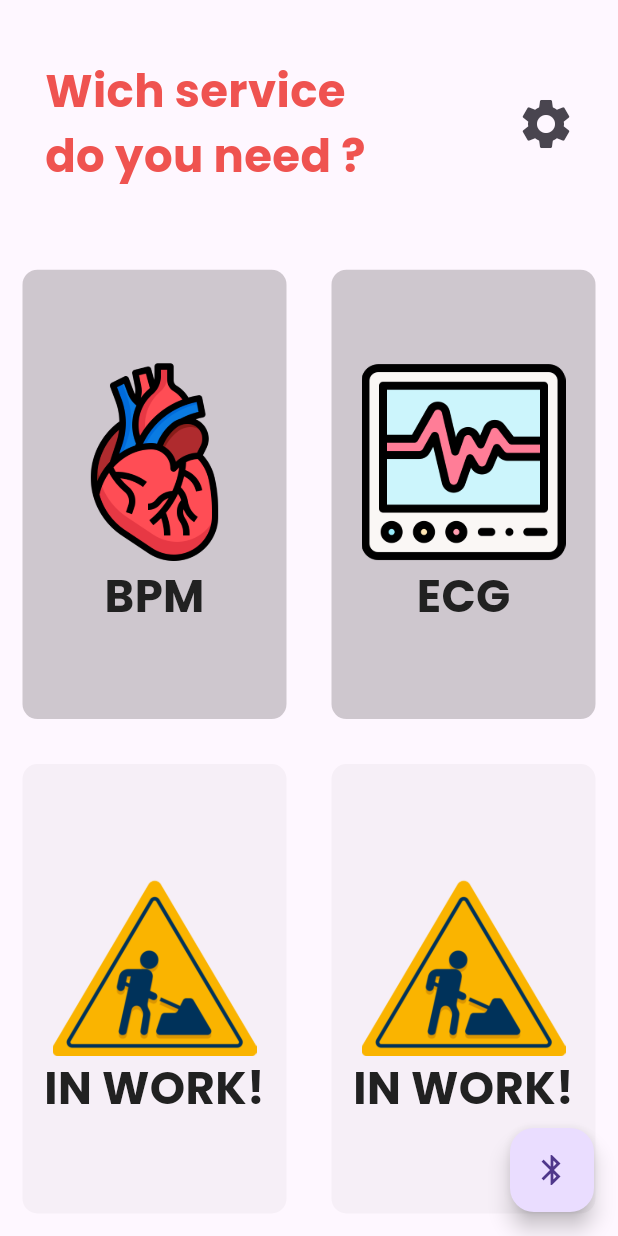
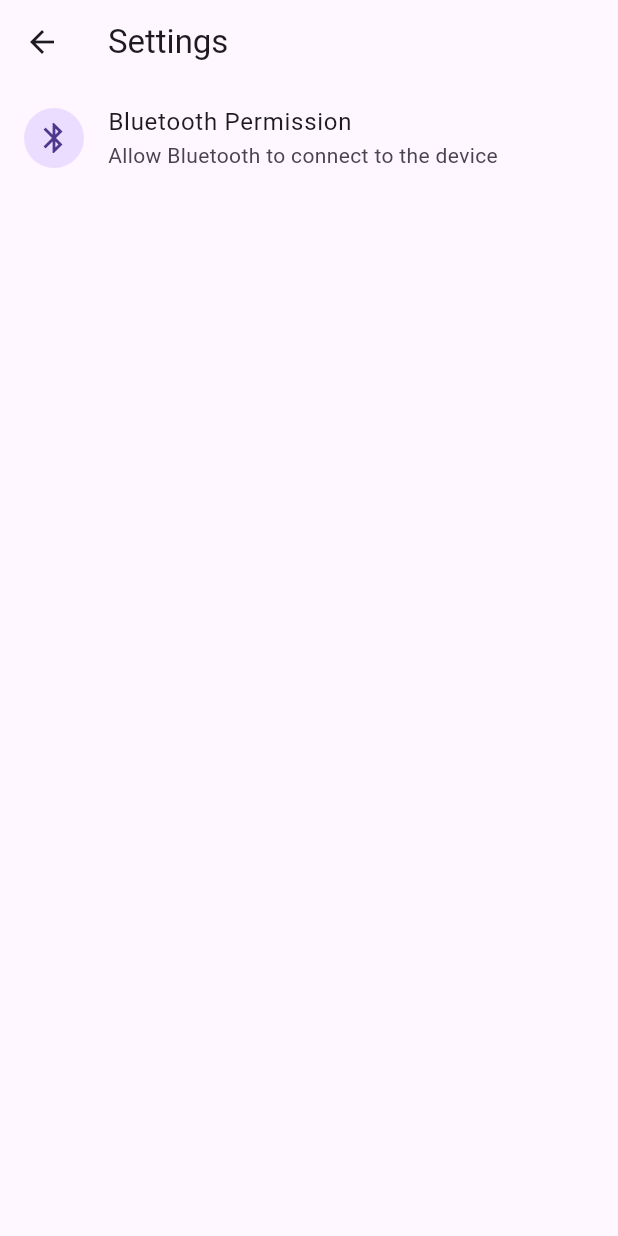
Before and after one commit to Luka29n/stethoscope, a Flutter app: the screen it shows after launch, after a tap on the "settings" icon, on a phone screen of 412 x 824 dp. Run offline on Flutter 3.47's test engine with Material 3 defaults, Android fonts, the light colour scheme and no system bars; our stand-ins replace flutter_blue_plus, google_fonts, permission_handler.

Commit message:
add ble connection feature

```diff
--- a/lib/main.dart
+++ b/lib/main.dart
@@ -1,5 +1,9 @@
 import 'package:flutter/material.dart';
 import 'package:google_fonts/google_fonts.dart';
+import 'package:flutter_blue_plus/flutter_blue_plus.dart';
+import 'package:permission_handler/permission_handler.dart';
+import 'utils.dart';
+
 
 void main() {
   runApp(const MyApp());
@@ -41,7 +45,16 @@ class HomePage extends StatelessWidget {
                   ),
                 Padding(
                   padding: const EdgeInsets.only(right: 20),
-                  child: IconButton(onPressed:() => print("hte"), icon: const Icon(Icons.settings),iconSize: 40,),
+                  child: IconButton(
+                    onPressed: () {
+                      Navigator.push(
+                        context,
+                        MaterialPageRoute(builder: (context) => const SettingsPage()),
+                      );
+                    },
+                    icon: const Icon(Icons.settings),
+                    iconSize: 40,
+                  ),
                 )
               ],
             )),
@@ -170,9 +183,149 @@ class HomePage extends StatelessWidget {
         ],
       ),
       floatingActionButton: FloatingActionButton(
-        child: const Icon(Icons.bluetooth,),
-        onPressed: () => print("reg"),
+        child: const Icon(Icons.bluetooth),
+        onPressed: () {
+          Navigator.push(
+            context,
+            MaterialPageRoute(builder: (context) => BluetoothPairPage()),
+          );
+        },
       ),
     );
   }
 }
+
+
+
+class BluetoothPairPage extends StatefulWidget {
+  const BluetoothPairPage({Key? key}) : super(key: key);
+
+  @override
+  _BluetoothPairPageState createState() => _BluetoothPairPageState();
+}
+
+class _BluetoothPairPageState extends State<BluetoothPairPage> {
+  List<ScanResult> _scanResults = [];
+  bool _isScanning = false;
+
+  @override
+  void initState() {
+    super.initState();
+    _startScan();
+  }
+
+  void _startScan() async {
+    setState(() {
+      _isScanning = true;
+      _scanResults.clear();
+    });
+
+    try {
+      await FlutterBluePlus.startScan(timeout: Duration(seconds: 4));
+      FlutterBluePlus.scanResults.listen((results) {
+        setState(() {
+          _scanResults = results;
+        });
+      });
+    } catch (e) {
+      print('Error starting scan: $e');
+    }
+
+    setState(() {
+      _isScanning = false;
+    });
+  }
+
+  void _connectToDevice(BluetoothDevice device) async {
+    try {
+      await device.connect();
+      ScaffoldMessenger.of(context).showSnackBar(
+        SnackBar(content: Text("Connected to ${device.name}")),
+      );
+    } catch (e) {
+      print('Error connecting to device: $e');
+      ScaffoldMessenger.of(context).showSnackBar(
+        SnackBar(content: Text("Failed to connect to ${device.name}")),
+      );
+    }
+  }
+
+  Future<bool> _requestPermissions() async {
+    print("Requesting Bluetooth permissions...");
+    Map<Permission, PermissionStatus> statuses = await [
+      Permission.bluetooth,
+      Permission.bluetoothScan,
+      Permission.bluetoothAdvertise,
+      Permission.bluetoothConnect,
+      Permission.location,
+    ].request();
+
+    print("Permission statuses: $statuses");
+
+    return statuses.values.every((status) => status.isGranted);
+  }
+
+  @override
+  Widget build(BuildContext context) {
+    return Scaffold(
+      appBar: AppBar(
+        title: Text("Bluetooth Pairing"),
+      ),
+      body: Column(
+        children: [
+          Padding(
+            padding: const EdgeInsets.all(16.0),
+            child: Text(
+              "Available Devices",
+              style: TextStyle(fontSize: 20, fontWeight: FontWeight.bold),
+            ),
+          ),
+          Expanded(
+            child: _isScanning
+                ? Center(child: CircularProgressIndicator())
+                : ListView.builder(
+                    itemCount: _scanResults.length,
+                    itemBuilder: (context, index) {
+                      final device = _scanResults[index].device;
+                      return ListTile(
+                        title: Text(device.name.isNotEmpty ? device.name : "Unknown Device"),
+                        subtitle: Text(device.id.id),
+                        trailing: ElevatedButton(
+                          child: Text("Connect"),
+                          onPressed: () => _connectToDevice(device),
+                        ),
+                      );
+                    },
+                  ),
+          ),
+        ],
+      ),
+      floatingActionButton: FloatingActionButton(
+        child: Icon(Icons.refresh),
+        onPressed: _startScan,
+      ),
+    );
+  }
+}
+
+class SettingsPage extends StatelessWidget {
+  const SettingsPage({super.key});
+
+  @override
+  Widget build(BuildContext context) {
+    return Scaffold(
+      appBar: AppBar(
+        title: Text("Settings"),
+      ),
+      body: Column(
+        children: [
+          ListTile(leading: const CircleAvatar(child: Icon(Icons.bluetooth),),
+          title: Text("Bluetooth Permission"),
+          subtitle: Text("Allow Bluetooth to connect to the device"),
+          onTap: () => requestPermission(permission: Permission.bluetooth),
+          ),
+        ],
+      ),
+    );
+  }
+}
--- /dev/null
+++ b/lib/utils.dart
@@ -0,0 +1,17 @@
+import 'package:permission_handler/permission_handler.dart';
+import 'package:flutter/foundation.dart';
+
+Future<void> requestPermission({required Permission permission}) async {
+  final status = await permission.status;
+  if (status.isGranted){
+    debugPrint("Permission already granted");
+  }
+  else if (status.isDenied){
+    if (await permission.request().isGranted){
+      debugPrint("Permission granted");
+    }
+    else{
+      debugPrint("Permission denied");
+    }
+  }
+}
--- a/pubspec.yaml
+++ b/pubspec.yaml
@@ -36,6 +36,8 @@ dependencies:
   # Use with the CupertinoIcons class for iOS style icons.
   cupertino_icons: ^1.0.6
   google_fonts: ^6.2.1
+  flutter_blue_plus: ^1.31.15
+  permission_handler: ^11.3.1
 
 dev_dependencies:
   flutter_test:
@@ -46,7 +48,7 @@ dev_dependencies:
   # activated in the `analysis_options.yaml` file located at the root of your
   # package. See that file for information about deactivating specific lint
   # rules and activating additional ones.
-  flutter_lints: ^3.0.0
+  flutter_lints: ^4.0.0
 
 # For information on the generic Dart part of this file, see the
 # following page: https://dart.dev/tools/pub/pubspec
```
Also changed, not shown: pubspec.lock, 4 other files.
